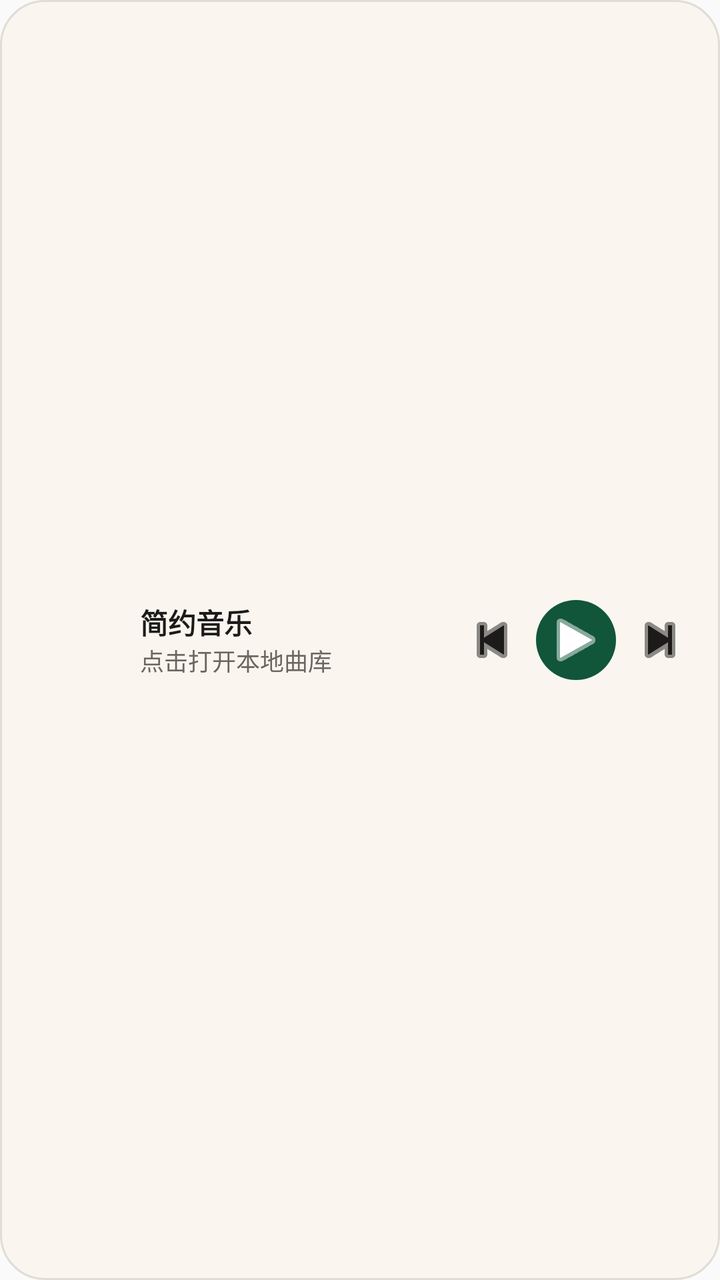
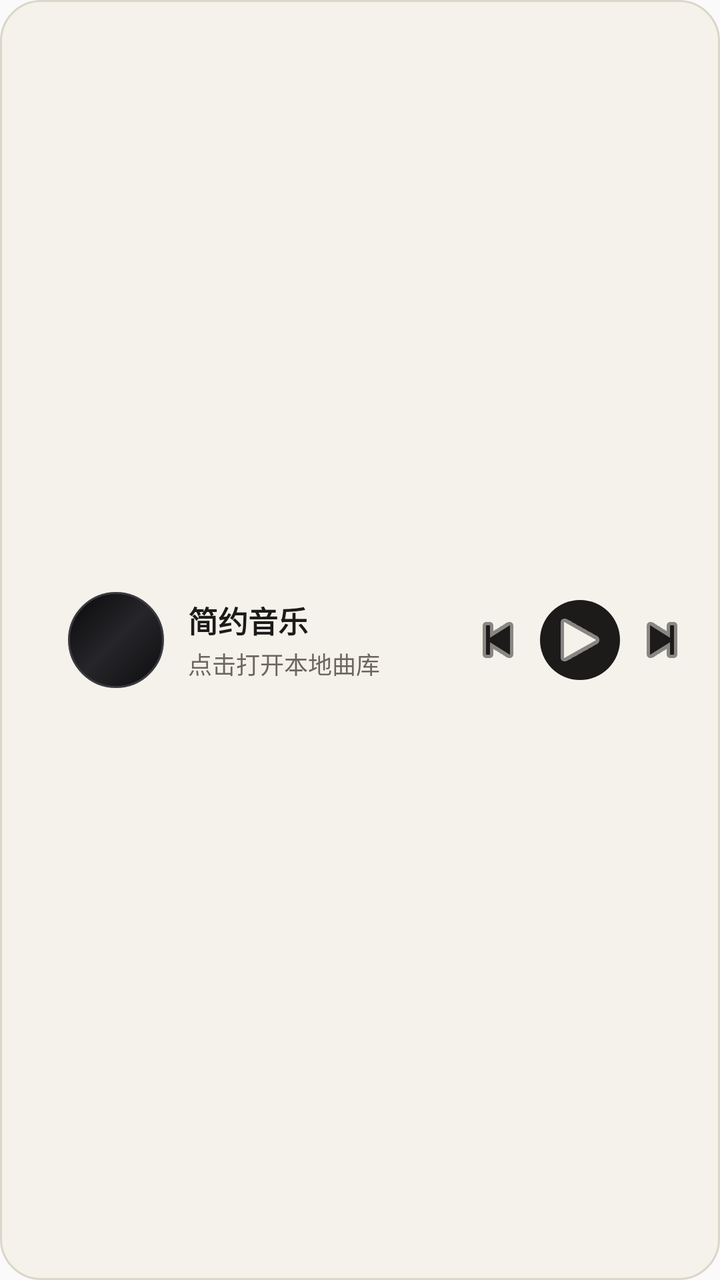

Two renders of the same Android screen: before a commit and after it. Below are the layout's source before the change and the commit's diff.
<!-- AndroidManifest.xml: application theme Theme.PureMusic -->
<!-- res/layout/widget_pure_music.xml -->
<?xml version="1.0" encoding="utf-8"?>
<LinearLayout xmlns:android="http://schemas.android.com/apk/res/android"
    android:id="@+id/widget_root"
    android:layout_width="match_parent"
    android:layout_height="match_parent"
    android:background="@drawable/widget_bg_warm"
    android:gravity="center_vertical"
    android:orientation="horizontal"
    android:paddingStart="12dp"
    android:paddingEnd="12dp"
    android:paddingTop="8dp"
    android:paddingBottom="8dp">

    <ImageView
        android:id="@+id/widget_art"
        android:layout_width="46dp"
        android:layout_height="46dp"
        android:contentDescription="专辑封面"
        android:scaleType="centerCrop"
        android:src="@mipmap/ic_launcher_round" />

    <LinearLayout
        android:layout_width="0dp"
        android:layout_height="wrap_content"
        android:layout_marginStart="12dp"
        android:layout_marginEnd="8dp"
        android:layout_weight="1"
        android:orientation="vertical">

        <TextView
            android:id="@+id/widget_title"
            android:layout_width="match_parent"
            android:layout_height="wrap_content"
            android:ellipsize="end"
            android:maxLines="1"
            android:text="简约音乐"
            android:textColor="#1C1B1A"
            android:textSize="14sp"
            android:textStyle="bold" />

        <TextView
            android:id="@+id/widget_artist"
            android:layout_width="match_parent"
            android:layout_height="wrap_content"
            android:ellipsize="end"
            android:maxLines="1"
            android:text="点击打开本地曲库"
            android:textColor="#6B665F"
            android:textSize="12sp" />
    </LinearLayout>

    <ImageButton
        android:id="@+id/widget_prev"
        android:layout_width="36dp"
        android:layout_height="36dp"
        android:background="?android:attr/selectableItemBackgroundBorderless"
        android:contentDescription="上一首"
        android:src="@android:drawable/ic_media_previous"
        android:tint="#1C1B1A" />

    <ImageButton
        android:id="@+id/widget_play_pause"
        android:layout_width="40dp"
        android:layout_height="40dp"
        android:layout_marginStart="4dp"
        android:layout_marginEnd="4dp"
        android:background="@drawable/widget_btn_circle"
        android:contentDescription="播放或暂停"
        android:src="@android:drawable/ic_media_play"
        android:tint="#FFFFFF" />

    <ImageButton
        android:id="@+id/widget_next"
        android:layout_width="36dp"
        android:layout_height="36dp"
        android:background="?android:attr/selectableItemBackgroundBorderless"
        android:contentDescription="下一首"
        android:src="@android:drawable/ic_media_next"
        android:tint="#1C1B1A" />
</LinearLayout>
<!-- resources referenced by this layout -->
<resources>
  <!-- drawable widget_bg_warm (drawable) -->
  <?xml version="1.0" encoding="utf-8"?>
  <shape xmlns:android="http://schemas.android.com/apk/res/android"
      android:shape="rectangle">
      <solid android:color="#FAF6EF" />
      <corners android:radius="22dp" />
      <stroke
          android:width="1dp"
          android:color="#E2DDD3" />
  </shape>
  <!-- drawable widget_btn_circle (drawable) -->
  <?xml version="1.0" encoding="utf-8"?>
  <shape xmlns:android="http://schemas.android.com/apk/res/android"
      android:shape="oval">
      <solid android:color="#11553B" />
  </shape>
  <!-- mipmap ic_launcher_round (mipmap-anydpi-v26) -->
  <?xml version="1.0" encoding="utf-8"?>
  <adaptive-icon xmlns:android="http://schemas.android.com/apk/res/android">
      <background android:drawable="@drawable/ic_launcher_background" />
      <foreground android:drawable="@drawable/ic_launcher_foreground" />
  </adaptive-icon>
  <style name="Theme.PureMusic" parent="android:Theme.Material.Light.NoActionBar" />
  <!-- drawable ic_launcher_background (drawable) -->
  <?xml version="1.0" encoding="utf-8"?>
  <vector xmlns:android="http://schemas.android.com/apk/res/android"
      android:width="108dp"
      android:height="108dp"
      android:viewportWidth="108"
      android:viewportHeight="108">
      <path
          android:fillColor="#E65100"
          android:pathData="M0,0h108v108h-108z" />
      <path
          android:fillColor="#FF7043"
          android:fillAlpha="0.35"
          android:pathData="M0,0 L108,0 L108,58 Q54,76 0,48 Z" />
  </vector>
  <!-- drawable ic_launcher_foreground (drawable) -->
  <?xml version="1.0" encoding="utf-8"?>
  <vector xmlns:android="http://schemas.android.com/apk/res/android"
      android:width="108dp"
      android:height="108dp"
      android:viewportWidth="108"
      android:viewportHeight="108">
      
      <path
          android:fillColor="#FFFFFF"
          android:fillAlpha="0.16"
          android:pathData="M54,22 A32,32 0 1,0 54,86 A32,32 0 1,0 54,22 Z" />
      <path
          android:fillColor="#FFFFFF"
          android:pathData="M48,34 L69,30 C70.66,29.7 72,30.97 72,32.65 L72,62.5 C72,66.64 68.42,70 64,70 C59.58,70 56,66.64 56,62.5 C56,58.36 59.58,55 64,55 C65.1,55 66.15,55.21 67,55.58 L67,38.2 L51,41.1 L51,66.5 C51,70.64 47.42,74 43,74 C38.58,74 35,70.64 35,66.5 C35,62.36 38.58,59 43,59 C44.1,59 45.15,59.21 46,59.58 L46,36.65 C46,35.33 46.88,34.21 48,34 Z" />
  </vector>
</resources>

<!-- the commit's change to res/layout/widget_pure_music.xml (unified diff, before → after) -->
@@ -3,21 +3,35 @@
     android:id="@+id/widget_root"
     android:layout_width="match_parent"
     android:layout_height="match_parent"
-    android:background="@drawable/widget_bg_warm"
+    android:background="@drawable/widget_bg_archival"
     android:gravity="center_vertical"
     android:orientation="horizontal"
     android:paddingStart="12dp"
     android:paddingEnd="12dp"
-    android:paddingTop="8dp"
-    android:paddingBottom="8dp">
+    android:paddingTop="10dp"
+    android:paddingBottom="10dp">
 
-    <ImageView
-        android:id="@+id/widget_art"
-        android:layout_width="46dp"
-        android:layout_height="46dp"
-        android:contentDescription="专辑封面"
-        android:scaleType="centerCrop"
-        android:src="@mipmap/ic_launcher_round" />
+    <FrameLayout
+        android:layout_width="70dp"
+        android:layout_height="54dp">
+
+        <ImageView
+            android:id="@+id/widget_vinyl"
+            android:layout_width="48dp"
+            android:layout_height="48dp"
+            android:layout_gravity="end|center_vertical"
+            android:contentDescription="黑胶唱片"
+            android:src="@drawable/widget_vinyl_peek" />
+
+        <ImageView
+            android:id="@+id/widget_art"
+            android:layout_width="54dp"
+            android:layout_height="54dp"
+            android:layout_gravity="start|center_vertical"
+            android:contentDescription="专辑封面"
+            android:scaleType="centerCrop"
+            android:src="@mipmap/ic_launcher_round" />
+    </FrameLayout>
 
     <LinearLayout
         android:layout_width="0dp"
@@ -27,36 +41,61 @@
         android:layout_weight="1"
         android:orientation="vertical">
 
-        <TextView
-            android:id="@+id/widget_title"
+        <LinearLayout
             android:layout_width="match_parent"
             android:layout_height="wrap_content"
-            android:ellipsize="end"
-            android:maxLines="1"
-            android:text="简约音乐"
-            android:textColor="#1C1B1A"
-            android:textSize="14sp"
-            android:textStyle="bold" />
+            android:gravity="center_vertical"
+            android:orientation="horizontal">
+
+            <TextView
+                android:id="@+id/widget_title"
+                android:layout_width="0dp"
+                android:layout_height="wrap_content"
+                android:layout_weight="1"
+                android:ellipsize="end"
+                android:maxLines="1"
+                android:text="简约音乐"
+                android:textColor="@color/widget_text_primary"
+                android:textSize="15sp"
+                android:textStyle="bold" />
+
+            <TextView
+                android:id="@+id/widget_badge"
+                android:layout_width="wrap_content"
+                android:layout_height="wrap_content"
+                android:layout_marginStart="6dp"
+                android:background="@drawable/widget_sq_badge"
+                android:paddingStart="5dp"
+                android:paddingEnd="5dp"
+                android:paddingTop="1dp"
+                android:paddingBottom="1dp"
+                android:text="SQ"
+                android:textColor="#0D9488"
+                android:textSize="9sp"
+                android:textStyle="bold"
+                android:visibility="gone" />
+        </LinearLayout>
 
         <TextView
             android:id="@+id/widget_artist"
             android:layout_width="match_parent"
             android:layout_height="wrap_content"
+            android:layout_marginTop="2dp"
             android:ellipsize="end"
             android:maxLines="1"
             android:text="点击打开本地曲库"
-            android:textColor="#6B665F"
+            android:textColor="@color/widget_text_secondary"
             android:textSize="12sp" />
     </LinearLayout>
 
     <ImageButton
         android:id="@+id/widget_prev"
-        android:layout_width="36dp"
-        android:layout_height="36dp"
+        android:layout_width="34dp"
+        android:layout_height="34dp"
         android:background="?android:attr/selectableItemBackgroundBorderless"
         android:contentDescription="上一首"
         android:src="@android:drawable/ic_media_previous"
-        android:tint="#1C1B1A" />
+        android:tint="@color/widget_icon_tint" />
 
     <ImageButton
         android:id="@+id/widget_play_pause"
@@ -64,17 +103,17 @@
         android:layout_height="40dp"
         android:layout_marginStart="4dp"
         android:layout_marginEnd="4dp"
-        android:background="@drawable/widget_btn_circle"
+        android:background="@drawable/widget_btn_play_archival"
         android:contentDescription="播放或暂停"
         android:src="@android:drawable/ic_media_play"
-        android:tint="#FFFFFF" />
+        android:tint="@color/widget_play_icon_tint" />
 
     <ImageButton
         android:id="@+id/widget_next"
-        android:layout_width="36dp"
-        android:layout_height="36dp"
+        android:layout_width="34dp"
+        android:layout_height="34dp"
         android:background="?android:attr/selectableItemBackgroundBorderless"
         android:contentDescription="下一首"
         android:src="@android:drawable/ic_media_next"
-        android:tint="#1C1B1A" />
+        android:tint="@color/widget_icon_tint" />
 </LinearLayout>
<!-- resource entries referenced after the edit -->
@@ -1,58 +1,50 @@
 <!-- resources referenced by this layout -->
 <resources>
-  <!-- drawable widget_bg_warm (drawable) -->
+  <color name="widget_icon_tint">#1C1B1A</color>
+  <color name="widget_play_icon_tint">#F5F2EB</color>
+  <color name="widget_text_primary">#1C1B1A</color>
+  <color name="widget_text_secondary">#6B665F</color>
+  <!-- drawable widget_bg_archival (drawable) -->
   <?xml version="1.0" encoding="utf-8"?>
   <shape xmlns:android="http://schemas.android.com/apk/res/android"
       android:shape="rectangle">
-      <solid android:color="#FAF6EF" />
-      <corners android:radius="22dp" />
-      <stroke
-          android:width="1dp"
-          android:color="#E2DDD3" />
+      <solid android:color="#F5F2EB" />
+      <stroke android:width="1dp" android:color="#DCD6CA" />
+      <corners android:radius="20dp" />
   </shape>
-  <!-- drawable widget_btn_circle (drawable) -->
+  <!-- drawable widget_btn_play_archival (drawable) -->
   <?xml version="1.0" encoding="utf-8"?>
   <shape xmlns:android="http://schemas.android.com/apk/res/android"
       android:shape="oval">
-      <solid android:color="#11553B" />
+      <solid android:color="#1C1B1A" />
+  </shape>
+  <!-- drawable widget_sq_badge (drawable) -->
+  <?xml version="1.0" encoding="utf-8"?>
+  <shape xmlns:android="http://schemas.android.com/apk/res/android"
+      android:shape="rectangle">
+      <solid android:color="#220D9488" />
+      <corners android:radius="4dp" />
+  </shape>
+  <!-- drawable widget_vinyl_peek (drawable) -->
+  <?xml version="1.0" encoding="utf-8"?>
+  <shape xmlns:android="http://schemas.android.com/apk/res/android"
+      android:shape="oval">
+      <gradient
+          android:angle="135"
+          android:startColor="#0D0D0F"
+          android:centerColor="#26262A"
+          android:endColor="#09090B"
+          android:type="linear" />
+      <stroke android:width="1dp" android:color="#3A3A40" />
   </shape>
   <!-- mipmap ic_launcher_round (mipmap-anydpi-v26) -->
   <?xml version="1.0" encoding="utf-8"?>
   <adaptive-icon xmlns:android="http://schemas.android.com/apk/res/android">
-      <background android:drawable="@drawable/ic_launcher_background" />
-      <foreground android:drawable="@drawable/ic_launcher_foreground" />
+      <background android:drawable="@color/ic_launcher_orange_bg" />
+      <foreground android:drawable="@drawable/ic_launcher_turntable_fg" />
   </adaptive-icon>
   <style name="Theme.PureMusic" parent="android:Theme.Material.Light.NoActionBar" />
-  <!-- drawable ic_launcher_background (drawable) -->
-  <?xml version="1.0" encoding="utf-8"?>
-  <vector xmlns:android="http://schemas.android.com/apk/res/android"
-      android:width="108dp"
-      android:height="108dp"
-      android:viewportWidth="108"
-      android:viewportHeight="108">
-      <path
-          android:fillColor="#E65100"
-          android:pathData="M0,0h108v108h-108z" />
-      <path
-          android:fillColor="#FF7043"
-          android:fillAlpha="0.35"
-          android:pathData="M0,0 L108,0 L108,58 Q54,76 0,48 Z" />
-  </vector>
-  <!-- drawable ic_launcher_foreground (drawable) -->
-  <?xml version="1.0" encoding="utf-8"?>
-  <vector xmlns:android="http://schemas.android.com/apk/res/android"
-      android:width="108dp"
-      android:height="108dp"
-      android:viewportWidth="108"
-      android:viewportHeight="108">
-      
-      <path
-          android:fillColor="#FFFFFF"
-          android:fillAlpha="0.16"
-          android:pathData="M54,22 A32,32 0 1,0 54,86 A32,32 0 1,0 54,22 Z" />
-      <path
-          android:fillColor="#FFFFFF"
-          android:pathData="M48,34 L69,30 C70.66,29.7 72,30.97 72,32.65 L72,62.5 C72,66.64 68.42,70 64,70 C59.58,70 56,66.64 56,62.5 C56,58.36 59.58,55 64,55 C65.1,55 66.15,55.21 67,55.58 L67,38.2 L51,41.1 L51,66.5 C51,70.64 47.42,74 43,74 C38.58,74 35,70.64 35,66.5 C35,62.36 38.58,59 43,59 C44.1,59 45.15,59.21 46,59.58 L46,36.65 C46,35.33 46.88,34.21 48,34 Z" />
-  </vector>
+  <color name="ic_launcher_orange_bg">#A9321E</color>
+  <!-- drawable ic_launcher_turntable_fg: png bitmap (drawable-nodpi, 214950 bytes) -->
 </resources>
 
